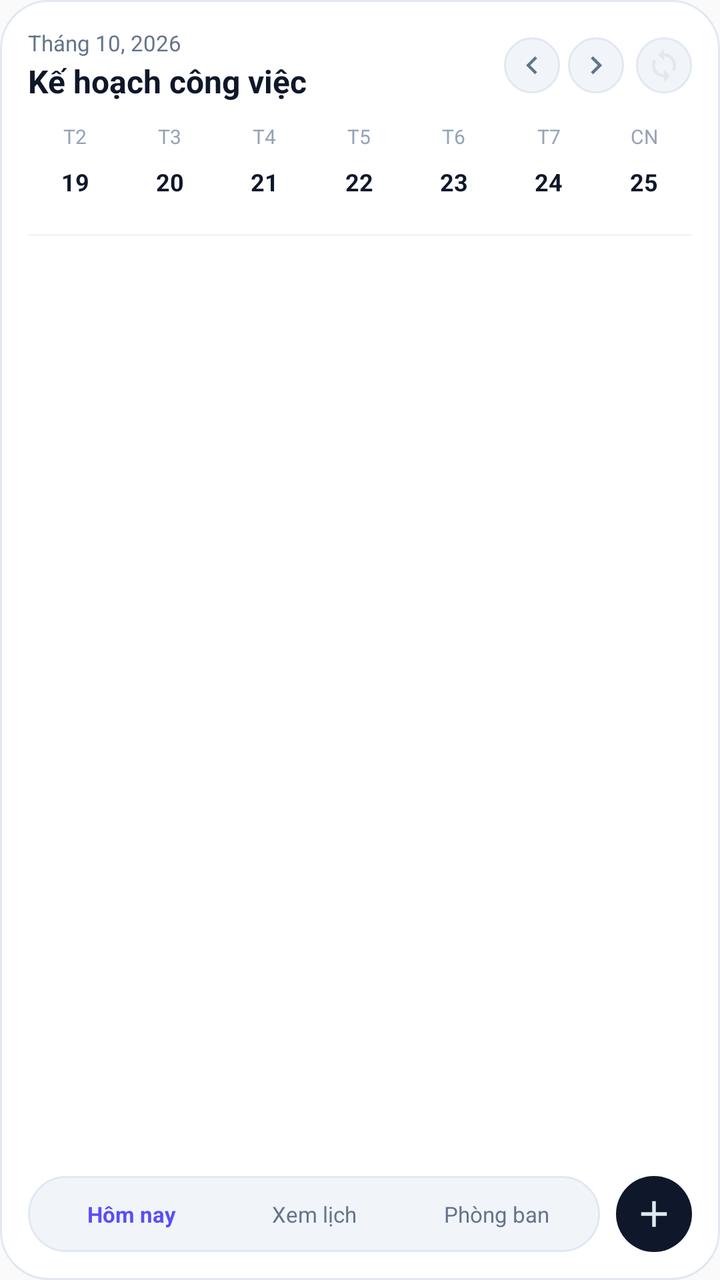
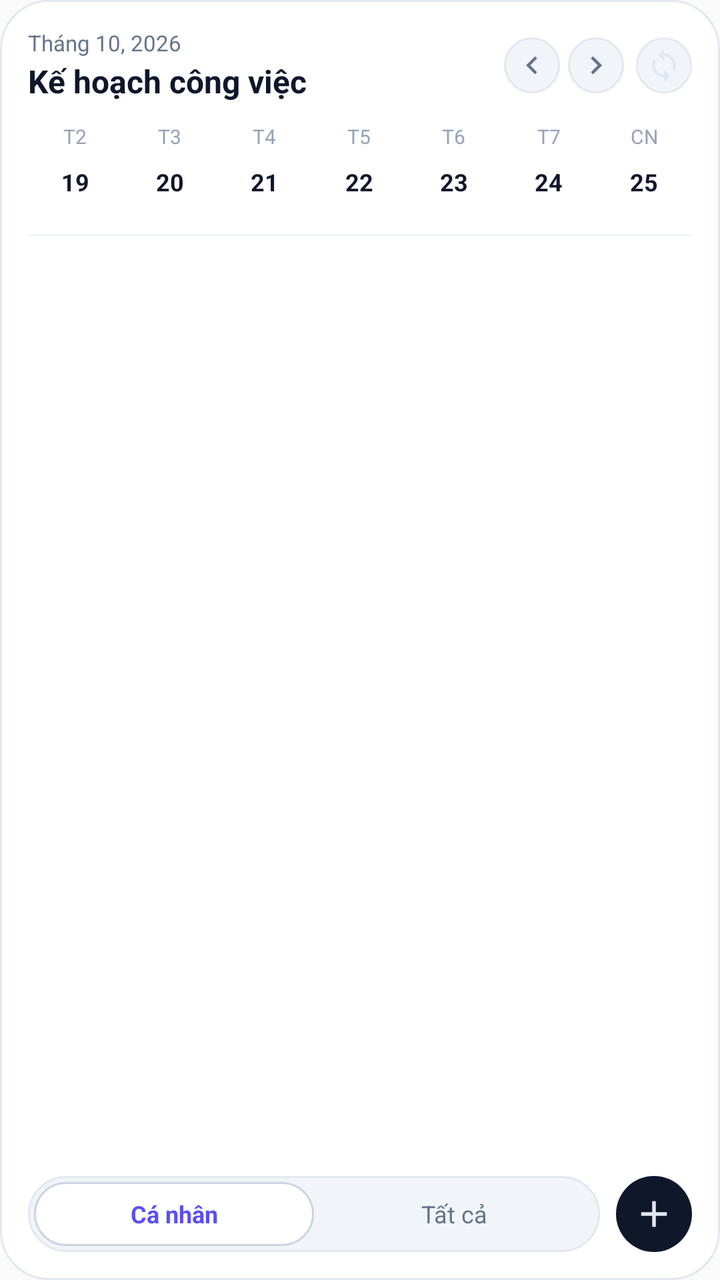

Before-and-after screenshots of an Android layout around one commit, followed by the original layout XML and the change that was made.
<!-- AndroidManifest.xml: application theme Theme.SeaZenTaskApp -->
<!-- res/layout/widget_seazen_task.xml -->
<?xml version="1.0" encoding="utf-8"?>
<LinearLayout xmlns:android="http://schemas.android.com/apk/res/android"
    android:id="@+id/widget_root"
    android:layout_width="match_parent"
    android:layout_height="match_parent"
    android:background="@drawable/widget_white_card_bg"
    android:orientation="vertical"
    android:padding="14dp">

    
    <LinearLayout
        android:layout_width="match_parent"
        android:layout_height="wrap_content"
        android:gravity="center_vertical"
        android:orientation="horizontal">

        <LinearLayout
            android:layout_width="0dp"
            android:layout_height="wrap_content"
            android:layout_weight="1"
            android:orientation="vertical">

            <TextView
                android:id="@+id/widget_header_subtitle"
                android:layout_width="wrap_content"
                android:layout_height="wrap_content"
                android:text="Tháng 10, 2026"
                android:textColor="#64748B"
                android:textSize="11sp" />

            <TextView
                android:id="@+id/widget_header_greeting"
                android:layout_width="wrap_content"
                android:layout_height="wrap_content"
                android:layout_marginTop="1dp"
                android:text="Kế hoạch công việc"
                android:textColor="#0F172A"
                android:textSize="16sp"
                android:textStyle="bold" />
        </LinearLayout>

        
        <LinearLayout
            android:layout_width="wrap_content"
            android:layout_height="wrap_content"
            android:gravity="center_vertical"
            android:orientation="horizontal">

            <ImageButton
                android:id="@+id/widget_btn_prev_week"
                android:layout_width="28dp"
                android:layout_height="28dp"
                android:background="@drawable/widget_bottom_pill_bg"
                android:contentDescription="Tuần trước"
                android:padding="5dp"
                android:scaleType="fitCenter"
                android:src="@drawable/ic_widget_chevron_left" />

            <ImageButton
                android:id="@+id/widget_btn_next_week"
                android:layout_width="28dp"
                android:layout_height="28dp"
                android:layout_marginStart="4dp"
                android:background="@drawable/widget_bottom_pill_bg"
                android:contentDescription="Tuần sau"
                android:padding="5dp"
                android:scaleType="fitCenter"
                android:src="@drawable/ic_widget_chevron_right" />

            <ImageButton
                android:id="@+id/widget_btn_refresh"
                android:layout_width="28dp"
                android:layout_height="28dp"
                android:layout_marginStart="6dp"
                android:background="@drawable/widget_bottom_pill_bg"
                android:contentDescription="Đồng bộ"
                android:padding="5dp"
                android:scaleType="fitCenter"
                android:src="@drawable/ic_widget_sync" />
        </LinearLayout>
    </LinearLayout>

    
    <LinearLayout
        android:id="@+id/widget_calendar_strip"
        android:layout_width="match_parent"
        android:layout_height="wrap_content"
        android:layout_marginTop="10dp"
        android:layout_marginBottom="6dp"
        android:gravity="center_vertical"
        android:orientation="horizontal"
        android:weightSum="7">

        
        <LinearLayout
            android:id="@+id/widget_day_col_0"
            android:layout_width="0dp"
            android:layout_height="wrap_content"
            android:layout_weight="1"
            android:gravity="center"
            android:orientation="vertical">

            <TextView
                android:id="@+id/widget_day_name_0"
                android:layout_width="wrap_content"
                android:layout_height="wrap_content"
                android:text="T2"
                android:textColor="#94A3B8"
                android:textSize="10sp" />

            <TextView
                android:id="@+id/widget_day_num_0"
                android:layout_width="28dp"
                android:layout_height="28dp"
                android:layout_marginTop="2dp"
                android:gravity="center"
                android:text="19"
                android:textColor="#0F172A"
                android:textSize="12sp"
                android:textStyle="bold" />

            <ImageView
                android:id="@+id/widget_day_dot_0"
                android:layout_width="4dp"
                android:layout_height="4dp"
                android:layout_marginTop="2dp"
                android:src="@drawable/widget_day_dot"
                android:visibility="invisible" />
        </LinearLayout>

        
        <LinearLayout
            android:id="@+id/widget_day_col_1"
            android:layout_width="0dp"
            android:layout_height="wrap_content"
            android:layout_weight="1"
            android:gravity="center"
            android:orientation="vertical">

            <TextView
                android:id="@+id/widget_day_name_1"
                android:layout_width="wrap_content"
                android:layout_height="wrap_content"
                android:text="T3"
                android:textColor="#94A3B8"
                android:textSize="10sp" />

            <TextView
                android:id="@+id/widget_day_num_1"
                android:layout_width="28dp"
                android:layout_height="28dp"
                android:layout_marginTop="2dp"
                android:gravity="center"
                android:text="20"
                android:textColor="#0F172A"
                android:textSize="12sp"
                android:textStyle="bold" />

            <ImageView
                android:id="@+id/widget_day_dot_1"
                android:layout_width="4dp"
                android:layout_height="4dp"
                android:layout_marginTop="2dp"
                android:src="@drawable/widget_day_dot"
                android:visibility="invisible" />
        </LinearLayout>

        
        <LinearLayout
            android:id="@+id/widget_day_col_2"
            android:layout_width="0dp"
            android:layout_height="wrap_content"
            android:layout_weight="1"
            android:gravity="center"
            android:orientation="vertical">

            <TextView
                android:id="@+id/widget_day_name_2"
                android:layout_width="wrap_content"
                android:layout_height="wrap_content"
                android:text="T4"
                android:textColor="#94A3B8"
                android:textSize="10sp" />

            <TextView
                android:id="@+id/widget_day_num_2"
                android:layout_width="28dp"
                android:layout_height="28dp"
                android:layout_marginTop="2dp"
                android:gravity="center"
                android:text="21"
                android:textColor="#0F172A"
                android:textSize="12sp"
                android:textStyle="bold" />

            <ImageView
                android:id="@+id/widget_day_dot_2"
                android:layout_width="4dp"
                android:layout_height="4dp"
                android:layout_marginTop="2dp"
                android:src="@drawable/widget_day_dot"
                android:visibility="invisible" />
        </LinearLayout>

        
        <LinearLayout
            android:id="@+id/widget_day_col_3"
            android:layout_width="0dp"
            android:layout_height="wrap_content"
            android:layout_weight="1"
            android:gravity="center"
            android:orientation="vertical">

            <TextView
                android:id="@+id/widget_day_name_3"
                android:layout_width="wrap_content"
                android:layout_height="wrap_content"
                android:text="T5"
                android:textColor="#94A3B8"
                android:textSize="10sp" />

            <TextView
                android:id="@+id/widget_day_num_3"
                android:layout_width="28dp"
                android:layout_height="28dp"
                android:layout_marginTop="2dp"
                android:gravity="center"
                android:text="22"
                android:textColor="#0F172A"
                android:textSize="12sp"
                android:textStyle="bold" />

            <ImageView
                android:id="@+id/widget_day_dot_3"
                android:layout_width="4dp"
                android:layout_height="4dp"
                android:layout_marginTop="2dp"
                android:src="@drawable/widget_day_dot"
                android:visibility="invisible" />
        </LinearLayout>

        
        <LinearLayout
            android:id="@+id/widget_day_col_4"
            android:layout_width="0dp"
            android:layout_height="wrap_content"
            android:layout_weight="1"
            android:gravity="center"
            android:orientation="vertical">

            <TextView
                android:id="@+id/widget_day_name_4"
                android:layout_width="wrap_content"
                android:layout_height="wrap_content"
                android:text="T6"
                android:textColor="#94A3B8"
                android:textSize="10sp" />

            <TextView
                android:id="@+id/widget_day_num_4"
                android:layout_width="28dp"
                android:layout_height="28dp"
                android:layout_marginTop="2dp"
                android:gravity="center"
                android:text="23"
                android:textColor="#0F172A"
                android:textSize="12sp"
                android:textStyle="bold" />

            <ImageView
                android:id="@+id/widget_day_dot_4"
                android:layout_width="4dp"
                android:layout_height="4dp"
                android:layout_marginTop="2dp"
                android:src="@drawable/widget_day_dot"
                android:visibility="invisible" />
        </LinearLayout>

        
        <LinearLayout
            android:id="@+id/widget_day_col_5"
            android:layout_width="0dp"
            android:layout_height="wrap_content"
            android:layout_weight="1"
            android:gravity="center"
            android:orientation="vertical">

            <TextView
                android:id="@+id/widget_day_name_5"
                android:layout_width="wrap_content"
                android:layout_height="wrap_content"
                android:text="T7"
                android:textColor="#94A3B8"
                android:textSize="10sp" />

            <TextView
                android:id="@+id/widget_day_num_5"
                android:layout_width="28dp"
                android:layout_height="28dp"
                android:layout_marginTop="2dp"
                android:gravity="center"
                android:text="24"
                android:textColor="#0F172A"
                android:textSize="12sp"
                android:textStyle="bold" />

            <ImageView
                android:id="@+id/widget_day_dot_5"
                android:layout_width="4dp"
                android:layout_height="4dp"
                android:layout_marginTop="2dp"
                android:src="@drawable/widget_day_dot"
                android:visibility="invisible" />
        </LinearLayout>

        
        <LinearLayout
            android:id="@+id/widget_day_col_6"
            android:layout_width="0dp"
            android:layout_height="wrap_content"
            android:layout_weight="1"
            android:gravity="center"
            android:orientation="vertical">

            <TextView
                android:id="@+id/widget_day_name_6"
                android:layout_width="wrap_content"
                android:layout_height="wrap_content"
                android:text="CN"
                android:textColor="#94A3B8"
                android:textSize="10sp" />

            <TextView
                android:id="@+id/widget_day_num_6"
                android:layout_width="28dp"
                android:layout_height="28dp"
                android:layout_marginTop="2dp"
                android:gravity="center"
                android:text="25"
                android:textColor="#0F172A"
                android:textSize="12sp"
                android:textStyle="bold" />

            <ImageView
                android:id="@+id/widget_day_dot_6"
                android:layout_width="4dp"
                android:layout_height="4dp"
                android:layout_marginTop="2dp"
                android:src="@drawable/widget_day_dot"
                android:visibility="invisible" />
        </LinearLayout>
    </LinearLayout>

    <FrameLayout
        android:layout_width="match_parent"
        android:layout_height="1dp"
        android:layout_marginBottom="6dp"
        android:background="#F1F5F9" />

    
    <FrameLayout
        android:layout_width="match_parent"
        android:layout_height="0dp"
        android:layout_weight="1">

        <ListView
            android:id="@+id/widget_task_list"
            android:layout_width="match_parent"
            android:layout_height="match_parent"
            android:divider="@null"
            android:dividerHeight="0dp" />

        <TextView
            android:id="@+id/widget_empty_view"
            android:layout_width="match_parent"
            android:layout_height="match_parent"
            android:gravity="center"
            android:lineSpacingExtra="3dp"
            android:text="Không có công việc nào trong ngày này\nNhấn + để thêm nhiệm vụ mới"
            android:textColor="#94A3B8"
            android:textSize="12sp"
            android:visibility="gone" />
    </FrameLayout>

    
    <LinearLayout
        android:layout_width="match_parent"
        android:layout_height="wrap_content"
        android:layout_marginTop="8dp"
        android:gravity="center_vertical"
        android:orientation="horizontal">

        
        <LinearLayout
            android:id="@+id/widget_bottom_pill"
            android:layout_width="0dp"
            android:layout_height="38dp"
            android:layout_marginEnd="8dp"
            android:layout_weight="1"
            android:background="@drawable/widget_bottom_pill_bg"
            android:gravity="center_vertical"
            android:orientation="horizontal"
            android:paddingStart="6dp"
            android:paddingEnd="6dp">

            <TextView
                android:id="@+id/widget_btn_today_reset"
                android:layout_width="0dp"
                android:layout_height="match_parent"
                android:layout_weight="1"
                android:gravity="center"
                android:text="Hôm nay"
                android:textColor="#5B4DF6"
                android:textSize="11sp"
                android:textStyle="bold" />

            <TextView
                android:id="@+id/widget_nav_calendar"
                android:layout_width="0dp"
                android:layout_height="match_parent"
                android:layout_weight="1"
                android:gravity="center"
                android:text="Xem lịch"
                android:textColor="#64748B"
                android:textSize="11sp" />

            <TextView
                android:id="@+id/widget_nav_dept"
                android:layout_width="0dp"
                android:layout_height="match_parent"
                android:layout_weight="1"
                android:gravity="center"
                android:text="Phòng ban"
                android:textColor="#64748B"
                android:textSize="11sp" />
        </LinearLayout>

        
        <ImageButton
            android:id="@+id/widget_btn_add"
            android:layout_width="38dp"
            android:layout_height="38dp"
            android:background="@drawable/widget_btn_add_circle"
            android:contentDescription="Thêm việc mới"
            android:padding="8dp"
            android:scaleType="fitCenter"
            android:src="@drawable/ic_widget_add" />
    </LinearLayout>
</LinearLayout>
<!-- resources referenced by this layout -->
<resources>
  <!-- drawable ic_widget_add (drawable) -->
  <vector xmlns:android="http://schemas.android.com/apk/res/android"
      android:width="20dp"
      android:height="20dp"
      android:viewportWidth="24"
      android:viewportHeight="24">
      <path
          android:fillColor="#E2E8F0"
          android:pathData="M19,13h-6v6h-2v-6H5v-2h6V5h2v6h6v2z" />
  </vector>
  <!-- drawable ic_widget_chevron_left (drawable) -->
  <vector xmlns:android="http://schemas.android.com/apk/res/android"
      android:width="18dp"
      android:height="18dp"
      android:viewportWidth="24"
      android:viewportHeight="24">
      <path
          android:fillColor="#64748B"
          android:pathData="M15.41,7.41L14,6l-6,6 6,6 1.41,-1.41L10.83,12z" />
  </vector>
  <!-- drawable ic_widget_chevron_right (drawable) -->
  <vector xmlns:android="http://schemas.android.com/apk/res/android"
      android:width="18dp"
      android:height="18dp"
      android:viewportWidth="24"
      android:viewportHeight="24">
      <path
          android:fillColor="#64748B"
          android:pathData="M10,6L8.59,7.41 13.17,12l-4.58,4.59L10,18l6,-6z" />
  </vector>
  <!-- drawable ic_widget_sync (drawable) -->
  <vector xmlns:android="http://schemas.android.com/apk/res/android"
      android:width="20dp"
      android:height="20dp"
      android:viewportWidth="24"
      android:viewportHeight="24">
      <path
          android:fillColor="#E2E8F0"
          android:pathData="M12,4V1L8,5l4,4V6c3.31,0 6,2.69 6,6 0,1.01 -0.25,1.97 -0.7,2.8l1.46,1.46C19.54,15.03 20,13.57 20,12c0,-4.42 -3.58,-8 -8,-8zm0,14c-3.31,0 -6,-2.69 -6,-6 0,-1.01 0.25,-1.97 0.7,-2.8L5.24,7.74C4.46,8.97 4,10.43 4,12c0,4.42 3.58,8 8,8v3l4,-4 -4,-4v3z" />
  </vector>
  <!-- drawable widget_bottom_pill_bg (drawable) -->
  <?xml version="1.0" encoding="utf-8"?>
  <shape xmlns:android="http://schemas.android.com/apk/res/android"
      android:shape="rectangle">
      <solid android:color="#F1F5F9" />
      <corners android:radius="20dp" />
      <stroke
          android:width="1dp"
          android:color="#E2E8F0" />
  </shape>
  <!-- drawable widget_btn_add_circle (drawable) -->
  <?xml version="1.0" encoding="utf-8"?>
  <shape xmlns:android="http://schemas.android.com/apk/res/android"
      android:shape="oval">
      <solid android:color="#0F172A" />
      <size
          android:width="38dp"
          android:height="38dp" />
  </shape>
  <!-- drawable widget_day_dot (drawable) -->
  <?xml version="1.0" encoding="utf-8"?>
  <shape xmlns:android="http://schemas.android.com/apk/res/android"
      android:shape="oval">
      <solid android:color="#5B4DF6" />
      <size
          android:width="4dp"
          android:height="4dp" />
  </shape>
  <!-- drawable widget_white_card_bg (drawable) -->
  <?xml version="1.0" encoding="utf-8"?>
  <shape xmlns:android="http://schemas.android.com/apk/res/android"
      android:shape="rectangle">
      <solid android:color="#FFFFFF" />
      <corners android:radius="24dp" />
      <stroke
          android:width="1dp"
          android:color="#E2E8F0" />
  </shape>
  <style name="Theme.SeaZenTaskApp" parent="android:Theme.Material.Light.NoActionBar" />
</resources>

<!-- the commit's change to res/layout/widget_seazen_task.xml (unified diff, before → after) -->
@@ -400,39 +400,30 @@
             android:background="@drawable/widget_bottom_pill_bg"
             android:gravity="center_vertical"
             android:orientation="horizontal"
-            android:paddingStart="6dp"
-            android:paddingEnd="6dp">
-
-            <TextView
-                android:id="@+id/widget_btn_today_reset"
+            android:padding="3dp">
+
+            <TextView
+                android:id="@+id/widget_btn_scope_personal"
                 android:layout_width="0dp"
                 android:layout_height="match_parent"
                 android:layout_weight="1"
-                android:gravity="center"
-                android:text="Hôm nay"
+                android:background="@drawable/widget_pill_active_segment"
+                android:gravity="center"
+                android:text="Cá nhân"
                 android:textColor="#5B4DF6"
-                android:textSize="11sp"
-                android:textStyle="bold" />
-
-            <TextView
-                android:id="@+id/widget_nav_calendar"
+                android:textSize="12sp"
+                android:textStyle="bold" />
+
+            <TextView
+                android:id="@+id/widget_btn_scope_all"
                 android:layout_width="0dp"
                 android:layout_height="match_parent"
                 android:layout_weight="1"
-                android:gravity="center"
-                android:text="Xem lịch"
+                android:background="@drawable/widget_pill_inactive_segment"
+                android:gravity="center"
+                android:text="Tất cả"
                 android:textColor="#64748B"
-                android:textSize="11sp" />
-
-            <TextView
-                android:id="@+id/widget_nav_dept"
-                android:layout_width="0dp"
-                android:layout_height="match_parent"
-                android:layout_weight="1"
-                android:gravity="center"
-                android:text="Phòng ban"
-                android:textColor="#64748B"
-                android:textSize="11sp" />
+                android:textSize="12sp" />
         </LinearLayout>
 
         
<!-- resource entries referenced after the edit -->
@@ -68,6 +68,22 @@
           android:width="4dp"
           android:height="4dp" />
   </shape>
+  <!-- drawable widget_pill_active_segment (drawable) -->
+  <?xml version="1.0" encoding="utf-8"?>
+  <shape xmlns:android="http://schemas.android.com/apk/res/android"
+      android:shape="rectangle">
+      <corners android:radius="16dp" />
+      <solid android:color="#FFFFFF" />
+      <stroke
+          android:width="1dp"
+          android:color="#CBD5E1" />
+  </shape>
+  <!-- drawable widget_pill_inactive_segment (drawable) -->
+  <?xml version="1.0" encoding="utf-8"?>
+  <shape xmlns:android="http://schemas.android.com/apk/res/android"
+      android:shape="rectangle">
+      <solid android:color="#00000000" />
+  </shape>
   <!-- drawable widget_white_card_bg (drawable) -->
   <?xml version="1.0" encoding="utf-8"?>
   <shape xmlns:android="http://schemas.android.com/apk/res/android"
